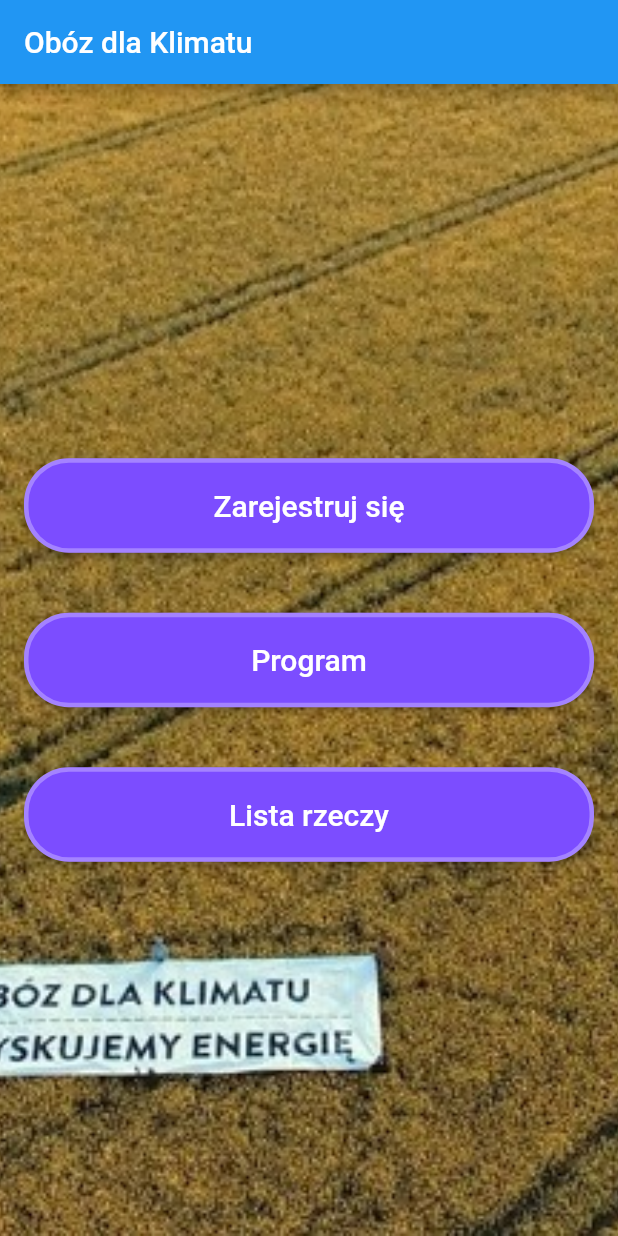
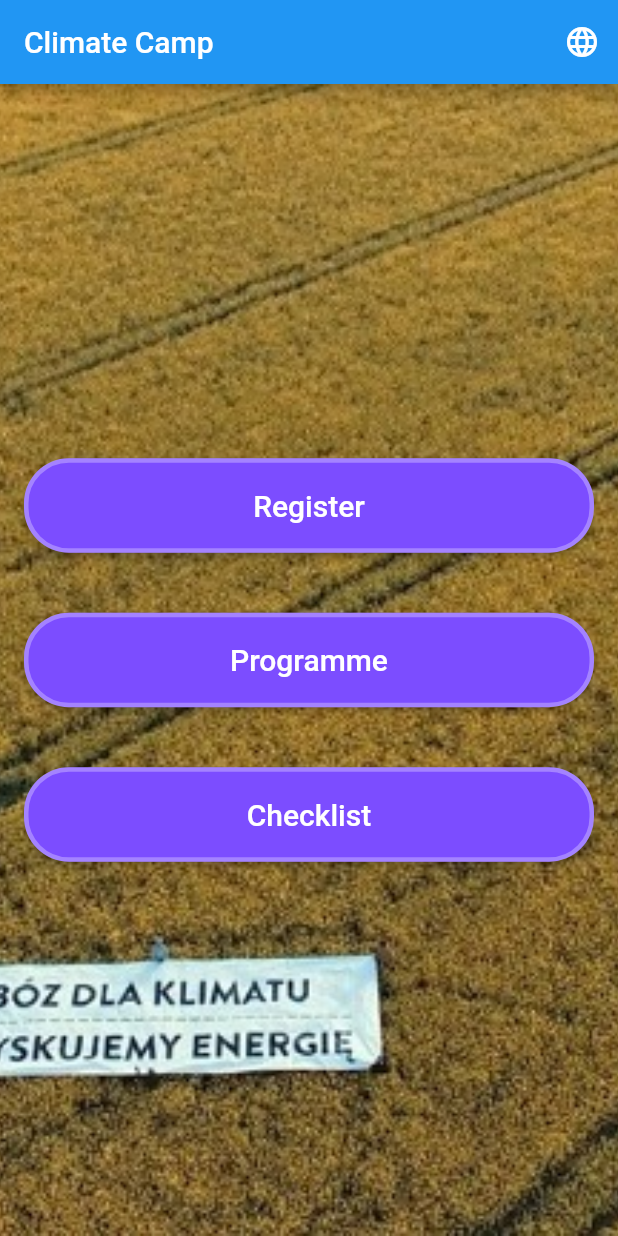
Before and after one commit to jakub-wisniowski/Climate-Camp-App, a Flutter app: the screen it shows after launch, on a phone screen of 412 x 824 dp. Run offline on Flutter 3.47's test engine with Material 2 defaults, Android fonts, the phone set to English and light mode, and no system bars; our stand-ins replace cloud_firestore, shared_preferences; accounts and stored records are empty.

Commit message:
add internationalization

```diff
--- /dev/null
+++ b/assets/en.json
@@ -0,0 +1,10 @@
+{
+  "title": "Climate Camp",
+  "greetTo": "Nice to meet you, {{name}}!",
+  "register": "Register",
+  "programme": "Programme",
+  "checklist": "Checklist",
+  "where": "Where: ",
+  "when": "When: ",
+  "duration": "Duration: "
+}
--- /dev/null
+++ b/assets/pl.json
@@ -0,0 +1,10 @@
+{
+  "title": "Obóz dla Klimatu",
+  "greetTo": "Je suis très heureux de faire votre connaissance, {{name}}!",
+  "register": "Zarejestruj się",
+  "programme": "Program",
+  "checklist": "Lista rzeczy",
+  "where": "Gdzie: ",
+  "when": "Kiedy: ",
+  "duration": "Czas trwania: "
+}
--- /dev/null
+++ b/lib/constant.dart
@@ -0,0 +1 @@
+List<String> languages = ['en', 'pl'];
--- /dev/null
+++ b/lib/localizations.dart
@@ -0,0 +1,42 @@
+import 'dart:async' show Future;
+import 'package:flutter/foundation.dart' show SynchronousFuture;
+import 'package:flutter/material.dart';
+import 'constant.dart' show languages;
+
+class MyLocalizations {
+  final Map<String, Map<String, String>> localizedValues;
+
+  MyLocalizations(this.locale, this.localizedValues);
+
+  final Locale locale;
+
+  static MyLocalizations of(BuildContext context) {
+    return Localizations.of<MyLocalizations>(context, MyLocalizations);
+  }
+
+  greetTo(name) {
+    return localizedValues[locale.languageCode]['greetTo']
+        .replaceAll('{{name}}', name);
+  }
+
+  String getTranslationByKey(String key) =>
+      localizedValues[locale.languageCode][key];
+}
+
+class MyLocalizationsDelegate extends LocalizationsDelegate<MyLocalizations> {
+  Map<String, Map<String, String>> localizedValues;
+
+  MyLocalizationsDelegate(this.localizedValues);
+
+  @override
+  bool isSupported(Locale locale) => languages.contains(locale.languageCode);
+
+  @override
+  Future<MyLocalizations> load(Locale locale) {
+    return SynchronousFuture<MyLocalizations>(
+        MyLocalizations(locale, localizedValues));
+  }
+
+  @override
+  bool shouldReload(MyLocalizationsDelegate old) => false;
+}
--- a/lib/main.dart
+++ b/lib/main.dart
@@ -1,21 +1,95 @@
 import 'package:flutter/material.dart';
+import 'package:flutter_localizations/flutter_localizations.dart';
+import 'package:odk_app/services/current_language_service.dart';
 import 'package:url_launcher/url_launcher.dart';
 import 'items_view.dart';
 import 'programme.dart';
 
-void main() => runApp(MainPage());
+import 'initialize_i18n.dart' show initializeI18n;
+import 'constant.dart' show languages;
+import 'localizations.dart' show MyLocalizations, MyLocalizationsDelegate;
 
-class MainPage extends StatelessWidget {
+
+void main() async {
+  Map<String, Map<String, String>> localizedValues = await initializeI18n();
+  runApp(App(localizedValues));
+}
+
+class App extends StatefulWidget {
+  final Map<String, Map<String, String>> localizedValues;
+
+  App(this.localizedValues);
+
+  @override
+  _AppState createState() => _AppState();
+}
+
+class _AppState extends State<App> {
+  String _locale = "en";
+
+  _initLocale() async {
+    _locale = await CurrentLanguageService.getLanguage();
+    setState(() {});
+  }
+
+  onChangeLanguage() {
+    CurrentLanguageService.onChangeLanguage();
+  }
+
   @override
   Widget build(BuildContext context) {
-    return MaterialApp(
-        title: "Obóz dla Klimatu 2019",
+    _initLocale();
+    return new MaterialApp(
+        locale: Locale(_locale),
+        localizationsDelegates: [
+          MyLocalizationsDelegate(widget.localizedValues),
+          GlobalMaterialLocalizations.delegate,
+          GlobalWidgetsLocalizations.delegate,
+        ],
+        supportedLocales: languages.map((language) => Locale(language, '')),
     routes: <String, WidgetBuilder>{
           '/items-view': (BuildContext context) => ItemsView(),
           '/programme-view': (BuildContext context) => ProgrammeView()
         },
-        home: Scaffold(
-            appBar: AppBar(title: Text("Obóz dla Klimatu")),
+        home: AppBody(this.onChangeLanguage));
+  }
+}
+
+
+class AppBody extends StatelessWidget {
+  final VoidCallback onChangeLanguage;
+
+  AppBody(this.onChangeLanguage);
+
+  Widget _menuButton(String text, Function onPressed) {
+    return Padding(
+      padding:
+      const EdgeInsets.only(left: 8.0, right: 8.0, top: 20.0, bottom: 20.0),
+      child: Builder(
+        builder: (context) {
+          return RaisedButton(
+              child: Text(
+                MyLocalizations.of(context).getTranslationByKey(text),
+                style: TextStyle(color: Colors.white, fontSize: 20),
+              ),
+              shape: new RoundedRectangleBorder(
+                  side: BorderSide(color: Colors.white30, width: 3),
+                  borderRadius: new BorderRadius.circular(30.0)),
+              color: Colors.deepPurpleAccent,
+              padding: EdgeInsets.all(20.0),
+              onPressed: onPressed);
+        },
+      ),
+    );
+  }
+
+  @override
+  Widget build(BuildContext context) {
+    return Scaffold(
+        appBar: AppBar(
+            title:
+                Text(MyLocalizations.of(context).getTranslationByKey('title')),
+        actions: <Widget>[IconButton(icon: Icon(Icons.language),onPressed: onChangeLanguage,)],),
         body: Container(
           decoration: BoxDecoration(
             image: DecorationImage(
@@ -31,7 +105,7 @@ class MainPage extends StatelessWidget {
                 crossAxisAlignment: CrossAxisAlignment.stretch,
                 mainAxisAlignment: MainAxisAlignment.center,
                 children: <Widget>[
-                      menuButton("Zarejestruj się", () async {
+                  _menuButton('register', () async {
                     const url = 'https://forms.gle/WoVJsEhRf7QzYuxa8';
                     if (await canLaunch(url)) {
                       await launch(url);
@@ -40,39 +114,17 @@ class MainPage extends StatelessWidget {
                     }
                   }),
                   Builder(
-                          builder: (context) => menuButton("Program", () {
+                      builder: (context) => _menuButton('programme', () {
                             Navigator.pushNamed(context, "/programme-view");
                           })),
                   Builder(
-                          builder: (context) => menuButton("Lista rzeczy", () {
+                      builder: (context) => _menuButton('checklist', () {
                             Navigator.pushNamed(context, "/items-view");
-                              })),
+                          }))
                 ],
               ),
             ),
           ),
-            )));
-  }
-
-  Widget menuButton(String text, Function onPressed) {
-    return Padding(
-      padding:
-          const EdgeInsets.only(left: 8.0, right: 8.0, top: 20.0, bottom: 20.0),
-      child: Builder(
-        builder: (context) {
-          return RaisedButton(
-              child: Text(
-                text,
-                style: TextStyle(color: Colors.white, fontSize: 20),
-              ),
-              shape: new RoundedRectangleBorder(
-                  side: BorderSide(color: Colors.white30, width: 3),
-                  borderRadius: new BorderRadius.circular(30.0)),
-              color: Colors.deepPurpleAccent,
-              padding: EdgeInsets.all(20.0),
-              onPressed: onPressed);
-        },
-      ),
-    );
+        ));
   }
 }
--- /dev/null
+++ b/lib/services/current_language_service.dart
@@ -0,0 +1,30 @@
+import 'package:shared_preferences/shared_preferences.dart';
+
+class CurrentLanguageService {
+  static String currentLanguage;
+
+  static Future<String> getLanguage() async {
+   currentLanguage =  await SharedPreferences.getInstance()
+        .then((prefs) {
+
+          String value = prefs.getString("current-language");
+          return value ?? "en";
+        });
+
+   return currentLanguage;
+  }
+
+  static Future<Null> setLanguage(String value) async {
+    await SharedPreferences.getInstance().then((prefs) {
+      prefs.setString("current-language", value);
+      currentLanguage = value;
+    });
+  }
+
+  static onChangeLanguage() {
+    if(currentLanguage == "en")
+      setLanguage("pl");
+    else
+      setLanguage("en");
+  }
+}
--- a/pubspec.yaml
+++ b/pubspec.yaml
@@ -22,6 +22,9 @@ dependencies:
   intl: ^0.15.8
   flutter:
     sdk: flutter
+  flutter_localizations:
+    sdk: flutter
+  flutter_cupertino_localizations: ^1.0.1
   firebase_core: ^0.2.5
   cloud_firestore: ^0.8.2
 
@@ -55,7 +58,8 @@ flutter:
    - images/main_bg.jpg
    - images/programme.jpg
    - images/item_bg.jpg
-
+   - assets/en.json
+   - assets/pl.json
   # An image asset can refer to one or more resolution-specific "variants", see
   # https://flutter.dev/assets-and-images/#resolution-aware.
 
```
Also changed, not shown: lib/initialize_i18n.dart (added, +26 -0 lines), lib/items_view.dart (+25 -2 lines), lib/programme.dart (+36 -6 lines), lib/programme_details_view.dart (+48 -7 lines), pubspec.lock. Lines whose indentation alone changed are shown as unchanged.
